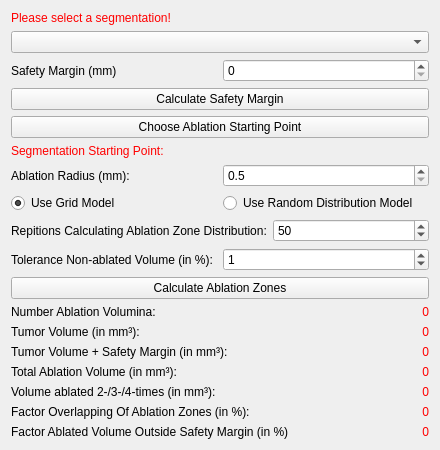
This is Plugins/org.mitk.gui.qt.ablationplanning/src/internal/QmitkAblationPlanningViewControls.ui in alaansheikhani/MITK as Qt 5 draws it before an edit. The edited form follows.
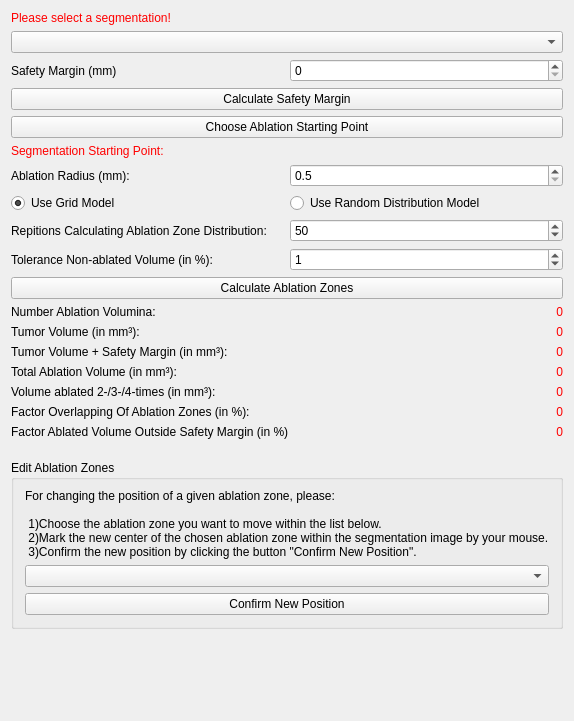
This is the edited form. Icons and pictures are not drawn. Custom widgets are drawn as their Qt base class.

Commit message: Added feature "Editing ablation zones manually".

Patch:
```diff
--- a/Plugins/org.mitk.gui.qt.ablationplanning/src/internal/QmitkAblationPlanningViewControls.ui
+++ b/Plugins/org.mitk.gui.qt.ablationplanning/src/internal/QmitkAblationPlanningViewControls.ui
@@ -7,7 +7,7 @@
     <x>0</x>
     <y>0</y>
     <width>440</width>
-    <height>414</height>
+    <height>721</height>
    </rect>
   </property>
   <property name="minimumSize">
@@ -209,6 +209,9 @@
      <property name="topMargin">
       <number>0</number>
      </property>
+     <property name="bottomMargin">
+      <number>15</number>
+     </property>
      <item row="0" column="0">
       <widget class="QLabel" name="ablationVoluminaLabel">
        <property name="text">
@@ -351,6 +354,42 @@
      </item>
     </layout>
    </item>
+   <item>
+    <widget class="QGroupBox" name="editAblationZones">
+     <property name="title">
+      <string>Edit Ablation Zones</string>
+     </property>
+     <layout class="QVBoxLayout" name="verticalLayout_2">
+      <property name="spacing">
+       <number>6</number>
+      </property>
+      <property name="topMargin">
+       <number>9</number>
+      </property>
+      <item>
+       <widget class="QLabel" name="descriptiveLabelEditingAblationZones">
+        <property name="text">
+         <string>For changing the position of a given ablation zone, please:
+
+ 1)Choose the ablation zone you want to move within the list below.
+ 2)Mark the new center of the chosen ablation zone within the segmentation image by your mouse.
+ 3)Confirm the new position by clicking the button &quot;Confirm New Position&quot;.</string>
+        </property>
+       </widget>
+      </item>
+      <item>
+       <widget class="QComboBox" name="ablationZonesComboBox"/>
+      </item>
+      <item>
+       <widget class="QPushButton" name="confirmNewPositionPushButton">
+        <property name="text">
+         <string>Confirm New Position</string>
+        </property>
+       </widget>
+      </item>
+     </layout>
+    </widget>
+   </item>
    <item>
     <spacer name="spacer1">
      <property name="orientation">
```
The commit also changes 4 other files.
